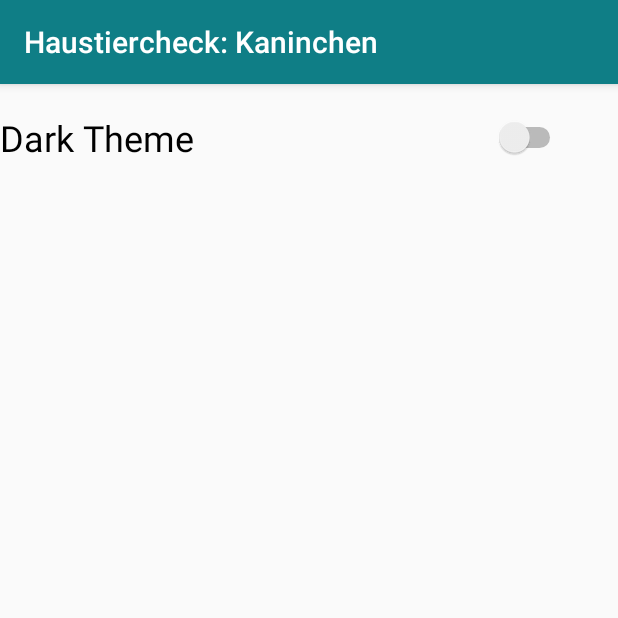
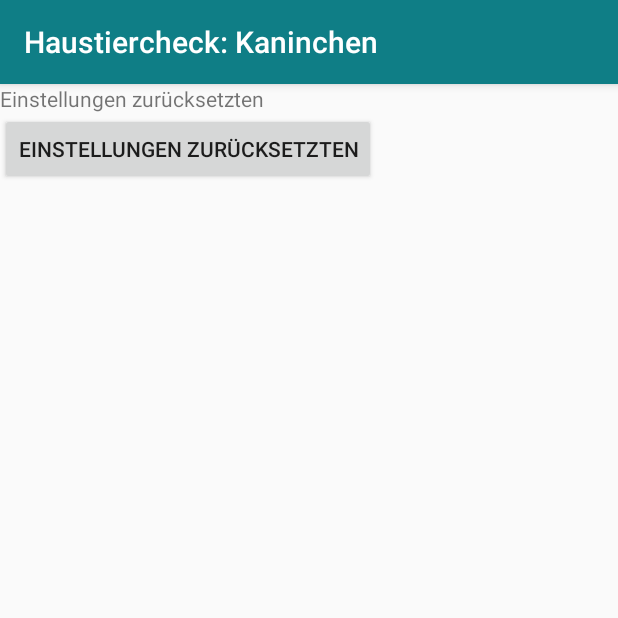
Before and after one commit to cheinisch/petcheck, an Android app: the fragment SettingFragment shown on its own in the app's theme, on a phone screen of 412 x 824 dp, the top half of it. Run offline under Robolectric (Android 15) with nearby library versions, the phone set to English and light mode, and no system bars.

Commit message:
Release zur Betaphase

```diff
--- a/app/src/main/java/de/christian_heinisch/rabbitcheck/SettingFragment.java
+++ b/app/src/main/java/de/christian_heinisch/rabbitcheck/SettingFragment.java
@@ -1,17 +1,21 @@
 package de.christian_heinisch.rabbitcheck;
 
 
+import android.content.SharedPreferences;
 import android.os.Bundle;
 import android.support.v4.app.Fragment;
 import android.view.LayoutInflater;
 import android.view.View;
 import android.view.ViewGroup;
+import android.widget.Button;
 
 public class SettingFragment extends Fragment {
 
     public SettingFragment() {
 
     }
+
+    private Button button;
 
 
     @Override
@@ -20,7 +24,28 @@ public class SettingFragment extends Fragment {
 
         View rootview = inflater.inflate(R.layout.fragment_setting, container, false);
 
+        button = (Button) rootview.findViewById(R.id.buttonSettingReset);
+        button.setOnClickListener(new View.OnClickListener() {
+            @Override
+            public void onClick(View v) {
+
+                delete_data();
+            }
+        });
+
+
         return rootview;
     }
 
+    private void delete_data() {
+
+        SharedPreferences settings = this.getActivity().getSharedPreferences("PetInfo", 0);
+        SharedPreferences.Editor editor = settings.edit();
+
+        // Daten löschen
+        editor.clear();
+        // Bearbeiten schließen
+        editor.commit();
+    }
+
 }
--- a/app/src/main/res/layout/fragment_setting.xml
+++ b/app/src/main/res/layout/fragment_setting.xml
@@ -17,21 +17,18 @@
             <TextView
                 android:layout_width="match_parent"
                 android:layout_height="match_parent"
-                android:text="@string/hello_blank_fragment" />
+                android:text="@string/setting_reset_button" />
         </TableRow>
 
         <TableRow
             android:layout_width="wrap_content"
             android:layout_height="match_parent" >
 
-            <Switch
-                android:text="Dark Theme"
+            <Button
+                android:text="@string/setting_reset_button"
+                android:layout_width="wrap_content"
                 android:layout_height="wrap_content"
-                android:id="@+id/switchTheme"
-                android:checked="false"
-                android:textAppearance="@android:style/TextAppearance.Material.Headline"
-                android:layout_width="wrap_content"
-                android:switchPadding="200dp" />
+                android:id="@+id/buttonSettingReset" />
         </TableRow>
 
         <TableRow
--- a/app/src/main/res/menu/main.xml
+++ b/app/src/main/res/menu/main.xml
@@ -6,9 +6,9 @@
         android:orderInCategory="100"
         android:title="@string/action_about"
         app:showAsAction="never" />
-    <!--<item
+    <item
         android:id="@+id/action_settings"
         android:orderInCategory="100"
         android:title="@string/action_settings"
-        app:showAsAction="never" />-->
+        app:showAsAction="never" />
 </menu>
--- a/app/src/main/res/values/strings.xml
+++ b/app/src/main/res/values/strings.xml
@@ -46,4 +46,8 @@
     <string name="title_item_list">Items</string>
     <string name="title_item_detail">Item Detail</string>
     <string name="title_activity_settings">Einstellungen</string>
+
+    <!-- TODO: Strings für Einstellungen -->
+    <string name="setting_head">Einstellungen</string>
+    <string name="setting_reset_button">Einstellungen zurücksetzten</string>
 </resources>
```
Also changed, not shown: app/src/main/java/de/christian_heinisch/rabbitcheck/MainActivity.java (+13 -3 lines), 2 other files.
